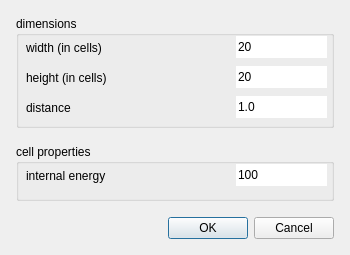
Qt form source/Gui/Dialogs/NewRectangleDialog.ui (chrxh/alien) before a commit.
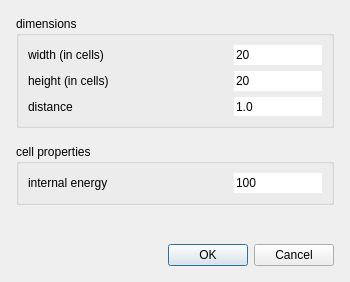
The same form after that commit.

Commit message: including thread information in grid dialog

The edit to the form file:
```diff
--- a/source/Gui/Dialogs/NewRectangleDialog.ui
+++ b/source/Gui/Dialogs/NewRectangleDialog.ui
@@ -7,13 +7,13 @@
     <x>0</x>
     <y>0</y>
     <width>350</width>
-    <height>255</height>
+    <height>282</height>
    </rect>
   </property>
   <property name="minimumSize">
    <size>
     <width>350</width>
-    <height>255</height>
+    <height>0</height>
    </size>
   </property>
   <property name="windowTitle">
@@ -35,6 +35,32 @@
    <property name="spacing">
     <number>16</number>
    </property>
+   <item row="1" column="0">
+    <widget class="QGroupBox" name="groupBox_2">
+     <property name="title">
+      <string>cell properties</string>
+     </property>
+     <layout class="QGridLayout" name="gridLayout_3" columnminimumwidth="200,0">
+      <item row="0" column="0">
+       <widget class="QLabel" name="label_4">
+        <property name="text">
+         <string>internal energy</string>
+        </property>
+       </widget>
+      </item>
+      <item row="0" column="1">
+       <widget class="QLineEdit" name="energyEdit">
+        <property name="text">
+         <string>100</string>
+        </property>
+        <property name="frame">
+         <bool>false</bool>
+        </property>
+       </widget>
+      </item>
+     </layout>
+    </widget>
+   </item>
    <item row="0" column="0">
     <widget class="QGroupBox" name="groupBox">
      <property name="minimumSize">
@@ -46,57 +72,33 @@
      <property name="title">
       <string>dimensions</string>
      </property>
+     <layout class="QGridLayout" name="gridLayout_2" columnminimumwidth="200,0">
+      <item row="0" column="0">
      <widget class="QLabel" name="label">
-      <property name="geometry">
-       <rect>
-        <x>10</x>
-        <y>24</y>
-        <width>201</width>
-        <height>16</height>
-       </rect>
-      </property>
       <property name="text">
        <string>width (in cells)</string>
       </property>
      </widget>
+      </item>
+      <item row="0" column="1">
+       <widget class="QLineEdit" name="sizeXEdit">
+        <property name="text">
+         <string>20</string>
+        </property>
+        <property name="frame">
+         <bool>false</bool>
+        </property>
+       </widget>
+      </item>
+      <item row="1" column="0">
      <widget class="QLabel" name="label_2">
-      <property name="geometry">
-       <rect>
-        <x>10</x>
-        <y>54</y>
-        <width>201</width>
-        <height>16</height>
-       </rect>
-      </property>
       <property name="text">
        <string>height (in cells)</string>
       </property>
      </widget>
-     <widget class="QLineEdit" name="sizeXEdit">
-      <property name="geometry">
-       <rect>
-        <x>220</x>
-        <y>20</y>
-        <width>91</width>
-        <height>22</height>
-       </rect>
-      </property>
-      <property name="text">
-       <string>20</string>
-      </property>
-      <property name="frame">
-       <bool>false</bool>
-      </property>
-     </widget>
+      </item>
+      <item row="1" column="1">
      <widget class="QLineEdit" name="sizeYEdit">
-      <property name="geometry">
-       <rect>
-        <x>220</x>
-        <y>50</y>
-        <width>91</width>
-        <height>22</height>
-       </rect>
-      </property>
       <property name="text">
        <string>20</string>
       </property>
@@ -104,28 +106,16 @@
        <bool>false</bool>
       </property>
      </widget>
+      </item>
+      <item row="2" column="0">
      <widget class="QLabel" name="label_3">
-      <property name="geometry">
-       <rect>
-        <x>10</x>
-        <y>84</y>
-        <width>201</width>
-        <height>16</height>
-       </rect>
-      </property>
       <property name="text">
        <string>distance</string>
       </property>
      </widget>
+      </item>
+      <item row="2" column="1">
      <widget class="QLineEdit" name="distEdit">
-      <property name="geometry">
-       <rect>
-        <x>220</x>
-        <y>80</y>
-        <width>91</width>
-        <height>22</height>
-       </rect>
-      </property>
       <property name="text">
        <string>1.0</string>
       </property>
@@ -133,45 +123,11 @@
        <bool>false</bool>
       </property>
      </widget>
-    </widget>
-   </item>
-   <item row="1" column="0">
-    <widget class="QGroupBox" name="groupBox_2">
-     <property name="title">
-      <string>cell properties</string>
-     </property>
-     <widget class="QLabel" name="label_4">
-      <property name="geometry">
-       <rect>
-        <x>10</x>
-        <y>24</y>
-        <width>201</width>
-        <height>16</height>
-       </rect>
-      </property>
-      <property name="text">
-       <string>internal energy</string>
-      </property>
-     </widget>
-     <widget class="QLineEdit" name="energyEdit">
-      <property name="geometry">
-       <rect>
-        <x>220</x>
-        <y>20</y>
-        <width>91</width>
-        <height>22</height>
-       </rect>
-      </property>
-      <property name="text">
-       <string>100</string>
-      </property>
-      <property name="frame">
-       <bool>false</bool>
-      </property>
-     </widget>
-    </widget>
+      </item>
+     </layout>
+    </widget>
    </item>
-   <item row="2" column="0">
+   <item row="3" column="0">
     <widget class="QDialogButtonBox" name="buttonBox">
      <property name="orientation">
       <enum>Qt::Horizontal</enum>
@@ -181,6 +137,19 @@
      </property>
     </widget>
    </item>
+   <item row="2" column="0">
+    <spacer name="verticalSpacer">
+     <property name="orientation">
+      <enum>Qt::Vertical</enum>
+     </property>
+     <property name="sizeHint" stdset="0">
+      <size>
+       <width>20</width>
+       <height>40</height>
+      </size>
+     </property>
+    </spacer>
+   </item>
   </layout>
  </widget>
  <resources/>
```
Lines whose indentation alone changed are shown as unchanged. The commit also changes 10 other files.
